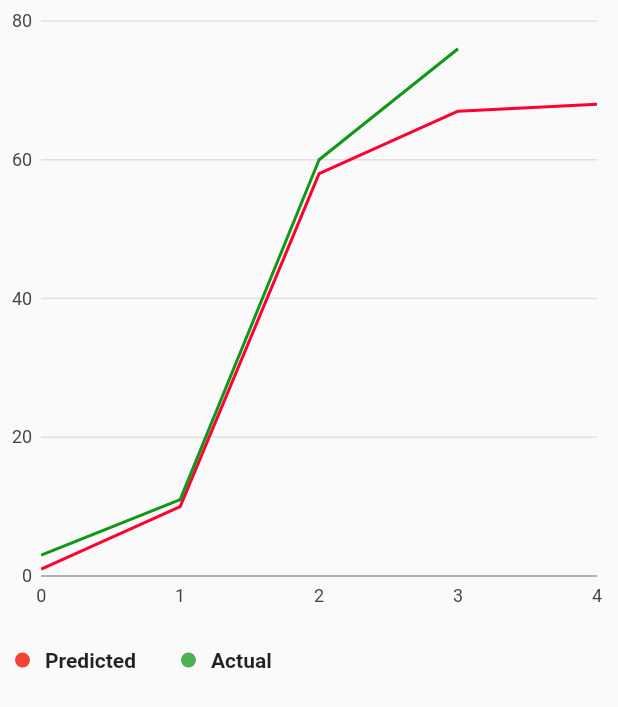
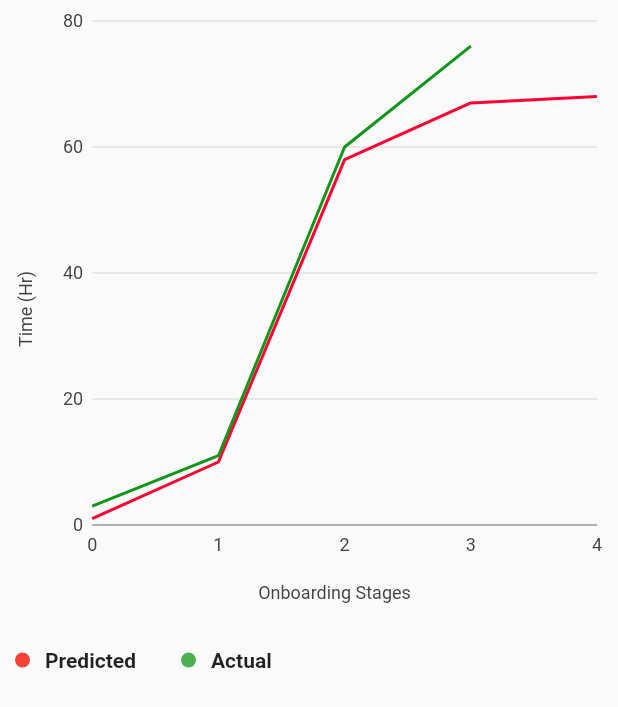
Before and after one commit to abhinpai/Onboarding-Work, a Flutter app: the ChartWidget widget shown alone on an empty page, opened directly, on a phone screen of 412 x 824 dp. Shown: the top 707 px of the screen. Run offline on Flutter 3.47's test engine with Material 2 defaults, Android fonts, the phone set to English and light mode, and no system bars; our stand-ins replace charts_flutter, shared_preferences; accounts and stored records are empty; network calls fail.

```diff
--- a/lib/ui/widgets/ChartWidget.dart
+++ b/lib/ui/widgets/ChartWidget.dart
@@ -22,7 +22,6 @@ class _ChartWidgetState extends State<ChartWidget> {
       new OnboardTrack(2, 58),
       new OnboardTrack(3, 67),
       new OnboardTrack(4, 68),
-      // new OnboardTrack(5, 70),
     ];
     var actualData = [
       new OnboardTrack(0, 3),
@@ -76,16 +75,16 @@ class _ChartWidgetState extends State<ChartWidget> {
               animate: true,
               animationDuration: Duration(seconds: 2),
               behaviors: [
-                // new charts.ChartTitle('Stages',
-                    // titleStyleSpec: charts.TextStyleSpec(fontSize: 12),
-                    // behaviorPosition: charts.BehaviorPosition.bottom,
-                    // titleOutsideJustification:
-                    //     charts.OutsideJustification.middleDrawArea),
-                // new charts.ChartTitle('Time (Hr)',
-                //     titleStyleSpec: charts.TextStyleSpec(fontSize: 12),
-                //     behaviorPosition: charts.BehaviorPosition.start,
-                //     titleOutsideJustification:
-                //         charts.OutsideJustification.middleDrawArea),
+                new charts.ChartTitle('Onboarding Stages',
+                    titleStyleSpec: charts.TextStyleSpec(fontSize: 12),
+                    behaviorPosition: charts.BehaviorPosition.bottom,
+                    titleOutsideJustification:
+                        charts.OutsideJustification.middleDrawArea),
+                new charts.ChartTitle('Time (Hr)',
+                    titleStyleSpec: charts.TextStyleSpec(fontSize: 12),
+                    behaviorPosition: charts.BehaviorPosition.start,
+                    titleOutsideJustification:
+                        charts.OutsideJustification.middleDrawArea),
               ],
             ),
           ),
```
